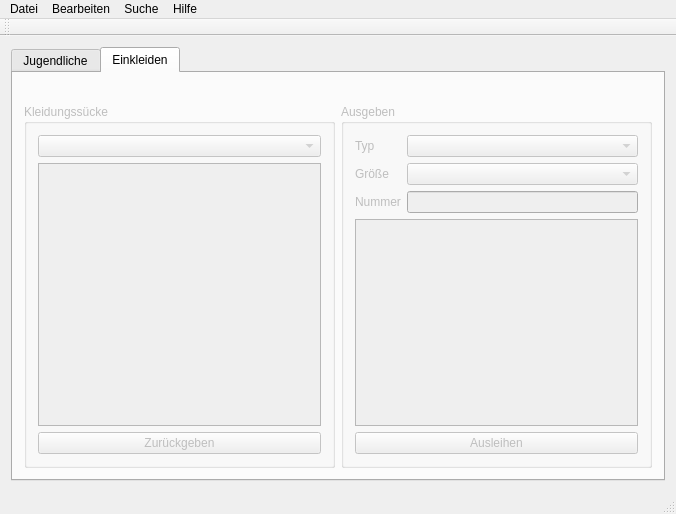
soekkle/Kleiderkammer, file Oberflaeche/mainwindow.ui: the form before one commit.
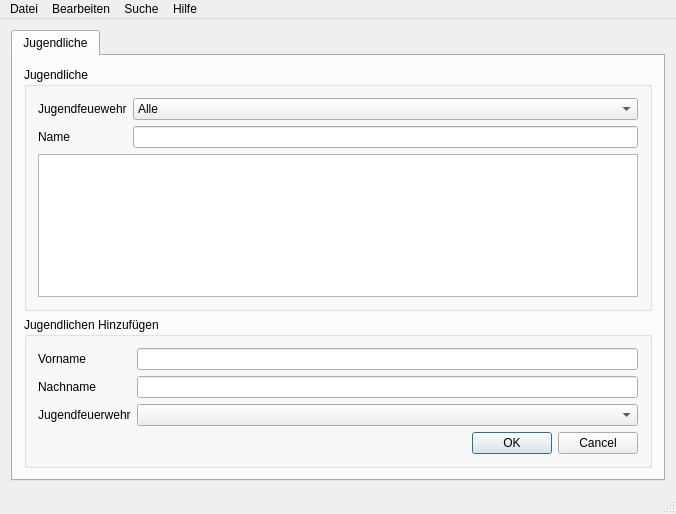
The form after the commit. The open tabs and pages were chosen to show the change.

Commit message:
Einkleiden ausgelagert
Der Tab Einkleiden wurde in eine Eigene Quelldatei ausgelagert.

Diff of the .ui file:
```diff
--- a/Oberflaeche/mainwindow.ui
+++ b/Oberflaeche/mainwindow.ui
@@ -152,112 +152,6 @@
         </item>
        </layout>
       </widget>
-      <widget class="QWidget" name="tab_einKleiden">
-       <property name="enabled">
-        <bool>false</bool>
-       </property>
-       <attribute name="title">
-        <string>Einkleiden</string>
-       </attribute>
-       <layout class="QGridLayout" name="gridLayout_2">
-        <item row="0" column="0">
-         <widget class="QLabel" name="label_Name"/>
-        </item>
-        <item row="1" column="0">
-         <widget class="QGroupBox" name="groupBox_5">
-          <property name="title">
-           <string>Kleidungssücke</string>
-          </property>
-          <layout class="QVBoxLayout" name="verticalLayout_6">
-           <item>
-            <widget class="QComboBox" name="comboBox_eigenFilter"/>
-           </item>
-           <item>
-            <widget class="QTableView" name="tableView_KleiPerson">
-             <property name="selectionBehavior">
-              <enum>QAbstractItemView::SelectRows</enum>
-             </property>
-             <property name="sortingEnabled">
-              <bool>true</bool>
-             </property>
-            </widget>
-           </item>
-           <item>
-            <widget class="QPushButton" name="pushButton_zuruck">
-             <property name="text">
-              <string>Zurückgeben</string>
-             </property>
-            </widget>
-           </item>
-          </layout>
-         </widget>
-        </item>
-        <item row="1" column="1">
-         <widget class="QGroupBox" name="groupBox_6">
-          <property name="title">
-           <string>Ausgeben</string>
-          </property>
-          <layout class="QVBoxLayout" name="verticalLayout_5">
-           <item>
-            <layout class="QFormLayout" name="formLayout_6">
-             <item row="2" column="1">
-              <widget class="QComboBox" name="comboBox_AusGroFilter"/>
-             </item>
-             <item row="3" column="1">
-              <widget class="QLineEdit" name="lineEdit_AusNum">
-               <property name="inputMethodHints">
-                <set>Qt::ImhNone</set>
-               </property>
-              </widget>
-             </item>
-             <item row="1" column="1">
-              <widget class="QComboBox" name="comboBox_AusTypFilter"/>
-             </item>
-             <item row="3" column="0">
-              <widget class="QLabel" name="label_12">
-               <property name="text">
-                <string>Nummer</string>
-               </property>
-              </widget>
-             </item>
-             <item row="1" column="0">
-              <widget class="QLabel" name="label_13">
-               <property name="text">
-                <string>Typ</string>
-               </property>
-              </widget>
-             </item>
-             <item row="2" column="0">
-              <widget class="QLabel" name="label_14">
-               <property name="text">
-                <string>Größe</string>
-               </property>
-              </widget>
-             </item>
-            </layout>
-           </item>
-           <item>
-            <widget class="QTableView" name="table_Kleileihen">
-             <property name="selectionBehavior">
-              <enum>QAbstractItemView::SelectRows</enum>
-             </property>
-             <property name="sortingEnabled">
-              <bool>true</bool>
-             </property>
-            </widget>
-           </item>
-           <item>
-            <widget class="QPushButton" name="pushButton_leihen">
-             <property name="text">
-              <string>Ausleihen</string>
-             </property>
-            </widget>
-           </item>
-          </layout>
-         </widget>
-        </item>
-       </layout>
-      </widget>
      </widget>
     </item>
    </layout>
@@ -302,14 +196,6 @@
    <addaction name="menuSuche"/>
    <addaction name="menuHilfe"/>
   </widget>
-  <widget class="QToolBar" name="mainToolBar">
-   <attribute name="toolBarArea">
-    <enum>TopToolBarArea</enum>
-   </attribute>
-   <attribute name="toolBarBreak">
-    <bool>false</bool>
-   </attribute>
-  </widget>
   <widget class="QStatusBar" name="statusBar"/>
   <action name="actionBeenden">
    <property name="text">
```
Left out of the diff: 8 changed lines with no effect on the pictures. The commit also changes 6 other files.
